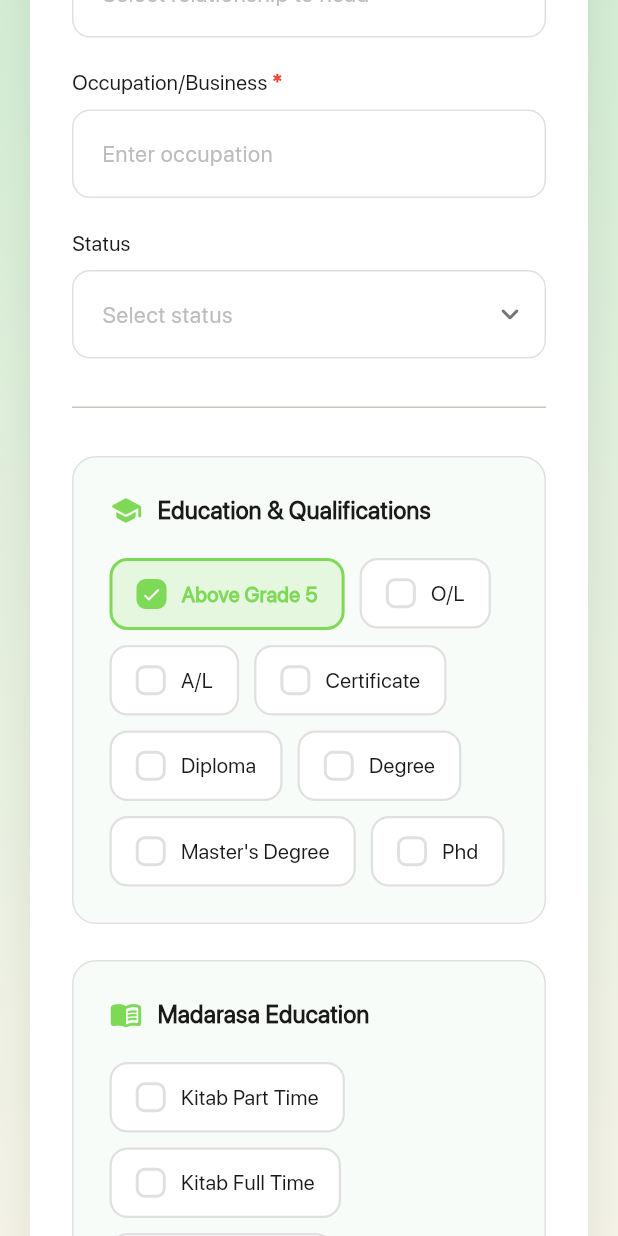
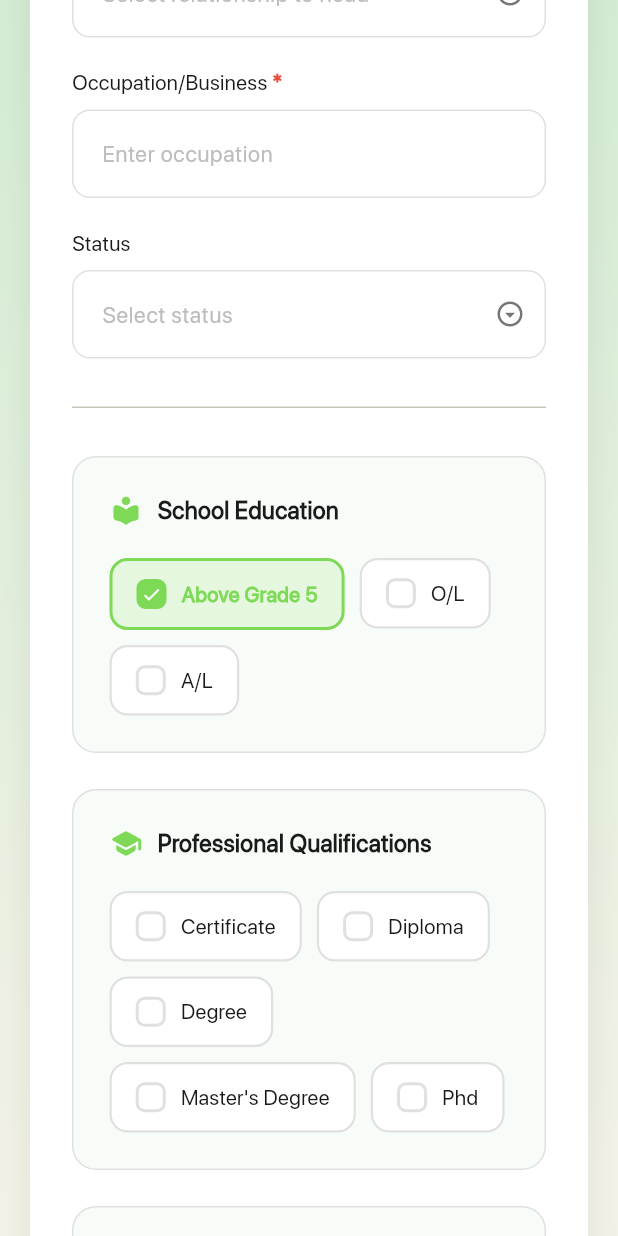
Before and after one commit to iamafzalhassan/mmf, a Flutter app: the FamilyForm screen opened directly, scrolled down 576 dp, after a tap on "Above Grade 5", on a phone screen of 412 x 824 dp. Run offline on Flutter 3.47's test engine with Material 3 defaults, Android fonts, the phone set to English and light mode, and no system bars; our stand-ins replace dartz, equatable, flutter_bloc, get_it.

Commit message:
Icons changed

```diff
--- a/lib/domain/entities/family_member.dart
+++ b/lib/domain/entities/family_member.dart
@@ -7,7 +7,8 @@ class FamilyMember {
   final String relationship;
   final String occupation;
   final String status;
-  final List<String> students;
+  final List<String> schoolEducation;
+  final List<String> professionalQualifications;
   final List<String> madarasa;
   final List<String> ulama;
   final List<String> specialNeeds;
@@ -21,7 +22,8 @@ class FamilyMember {
     required this.relationship,
     required this.occupation,
     required this.status,
-    required this.students,
+    required this.schoolEducation,
+    required this.professionalQualifications,
     required this.madarasa,
     required this.ulama,
     required this.specialNeeds,
@@ -37,7 +39,8 @@ class FamilyMember {
       'relationship': relationship,
       'occupation': occupation,
       'status': status,
-      'students': students.join(', '),
+      'schoolEducation': schoolEducation.join(', '),
+      'professionalQualifications': professionalQualifications.join(', '),
       'madarasa': madarasa.join(', '),
       'ulama': ulama.join(', '),
       'specialNeeds': specialNeeds.join(', '),
--- a/lib/presentation/cubits/family_member_cubit.dart
+++ b/lib/presentation/cubits/family_member_cubit.dart
@@ -29,7 +29,8 @@ class FamilyMemberCubit extends Cubit<FamilyMemberState> {
       relationship: member.relationship,
       occupation: member.occupation,
       status: member.status,
-      students: member.students,
+      schoolEducation: member.schoolEducation,
+      professionalQualifications: member.professionalQualifications,
       madarasa: member.madarasa,
       ulama: member.ulama,
       specialNeeds: member.specialNeeds,
@@ -79,14 +80,24 @@ class FamilyMemberCubit extends Cubit<FamilyMemberState> {
     emit(state.copyWith(status: value));
   }
 
-  void toggleStudent(String value) {
-    final list = List<String>.from(state.students);
+  void toggleSchoolEducation(String value) {
+    final list = List<String>.from(state.schoolEducation);
     if (list.contains(value)) {
       list.remove(value);
     } else {
       list.add(value);
     }
-    emit(state.copyWith(students: list));
+    emit(state.copyWith(schoolEducation: list));
+  }
+
+  void toggleProfessionalQualification(String value) {
+    final list = List<String>.from(state.professionalQualifications);
+    if (list.contains(value)) {
+      list.remove(value);
+    } else {
+      list.add(value);
+    }
+    emit(state.copyWith(professionalQualifications: list));
   }
 
   void toggleMadarasa(String value) {
--- a/lib/presentation/cubits/family_member_state.dart
+++ b/lib/presentation/cubits/family_member_state.dart
@@ -9,7 +9,8 @@ class FamilyMemberState {
   final String relationship;
   final String occupation;
   final String status;
-  final List<String> students;
+  final List<String> schoolEducation;
+  final List<String> professionalQualifications;
   final List<String> madarasa;
   final List<String> ulama;
   final List<String> specialNeeds;
@@ -23,7 +24,8 @@ class FamilyMemberState {
     this.relationship = '',
     this.occupation = '',
     this.status = '',
-    this.students = const [],
+    this.schoolEducation = const [],
+    this.professionalQualifications = const [],
     this.madarasa = const [],
     this.ulama = const [],
     this.specialNeeds = const [],
@@ -38,7 +40,8 @@ class FamilyMemberState {
     String? relationship,
     String? occupation,
     String? status,
-    List<String>? students,
+    List<String>? schoolEducation,
+    List<String>? professionalQualifications,
     List<String>? madarasa,
     List<String>? ulama,
     List<String>? specialNeeds,
@@ -52,7 +55,8 @@ class FamilyMemberState {
       relationship: relationship ?? this.relationship,
       occupation: occupation ?? this.occupation,
       status: status ?? this.status,
-      students: students ?? this.students,
+      schoolEducation: schoolEducation ?? this.schoolEducation,
+      professionalQualifications: professionalQualifications ?? this.professionalQualifications,
       madarasa: madarasa ?? this.madarasa,
       ulama: ulama ?? this.ulama,
       specialNeeds: specialNeeds ?? this.specialNeeds,
@@ -69,7 +73,8 @@ class FamilyMemberState {
       relationship: relationship,
       occupation: occupation,
       status: status,
-      students: students,
+      schoolEducation: schoolEducation,
+      professionalQualifications: professionalQualifications,
       madarasa: madarasa,
       ulama: ulama,
       specialNeeds: specialNeeds,
--- a/lib/presentation/cubits/main_form_cubit.dart
+++ b/lib/presentation/cubits/main_form_cubit.dart
@@ -136,7 +136,7 @@ class MainFormCubit extends Cubit<MainFormState> {
       SnackBar(
         content: const Row(
           children: [
-            Icon(Icons.check_circle, color: Colors.white),
+            Icon(Icons.check_circle_rounded, color: Colors.white),
             SizedBox(width: 12),
             Text('Form submitted successfully!'),
           ],
@@ -155,7 +155,7 @@ class MainFormCubit extends Cubit<MainFormState> {
       SnackBar(
         content: Row(
           children: [
-            const Icon(Icons.error, color: Colors.white),
+            const Icon(Icons.error_rounded, color: Colors.white),
             const SizedBox(width: 12),
             Expanded(child: Text(message)),
           ],
--- a/lib/presentation/pages/family_form.dart
+++ b/lib/presentation/pages/family_form.dart
@@ -70,11 +70,15 @@ class FamilyForm extends StatelessWidget {
                                   const SizedBox(height: 32),
                                   const Divider(height: 1),
                                   const SizedBox(height: 32),
-                                  _buildEducationSection(cubit, state),
+                                  _buildSchoolEducationSection(cubit, state),
                                   const SizedBox(height: 24),
-                                  _buildMadarasaSection(cubit, state),
+                                  _buildProfessionalQualificationsSection(
+                                      cubit, state),
                                   const SizedBox(height: 24),
-                                  _buildUlamaSection(cubit, state),
+                                  _buildMadarasaEducationSection(cubit, state),
+                                  const SizedBox(height: 24),
+                                  _buildUlamaQualificationsSection(
+                                      cubit, state),
                                   const SizedBox(height: 24),
                                   _buildSpecialNeedsSection(cubit, state),
                                   const SizedBox(height: 32),
@@ -279,7 +283,49 @@ class FamilyForm extends StatelessWidget {
     );
   }
 
-  Widget _buildEducationSection(
+  Widget _buildSchoolEducationSection(
+      FamilyMemberCubit cubit, FamilyMemberState state) {
+    return Container(
+      padding: const EdgeInsets.all(24),
+      decoration: BoxDecoration(
+        color: AppTheme.scaffoldBackground.withOpacity(0.3),
+        borderRadius: BorderRadius.circular(16),
+        border: Border.all(color: AppTheme.borderColor),
+      ),
+      child: Column(
+        crossAxisAlignment: CrossAxisAlignment.start,
+        children: [
+          const Row(
+            children: [
+              Icon(Icons.local_library_rounded,
+                  color: AppTheme.primaryColor, size: 22),
+              SizedBox(width: 10),
+              Text(
+                'School Education',
+                style: TextStyle(
+                  fontSize: 16,
+                  fontWeight: FontWeight.w600,
+                  color: AppTheme.textPrimary,
+                ),
+              ),
+            ],
+          ),
+          const SizedBox(height: 20),
+          CheckboxGrid(
+            items: const [
+              'Above Grade 5',
+              'O/L',
+              'A/L',
+            ],
+            selectedItems: state.schoolEducation,
+            onChanged: cubit.toggleSchoolEducation,
+          ),
+        ],
+      ),
+    );
+  }
+
+  Widget _buildProfessionalQualificationsSection(
       FamilyMemberCubit cubit, FamilyMemberState state) {
     return Container(
       padding: const EdgeInsets.all(24),
@@ -297,7 +343,7 @@ class FamilyForm extends StatelessWidget {
                   color: AppTheme.primaryColor, size: 22),
               SizedBox(width: 10),
               Text(
-                'Education & Qualifications',
+                'Professional Qualifications',
                 style: TextStyle(
                   fontSize: 16,
                   fontWeight: FontWeight.w600,
@@ -309,24 +355,21 @@ class FamilyForm extends StatelessWidget {
           const SizedBox(height: 20),
           CheckboxGrid(
             items: const [
-              'Above Grade 5',
-              'O/L',
-              'A/L',
               'Certificate',
               'Diploma',
               'Degree',
               "Master's Degree",
               'Phd',
             ],
-            selectedItems: state.students,
-            onChanged: cubit.toggleStudent,
+            selectedItems: state.professionalQualifications,
+            onChanged: cubit.toggleProfessionalQualification,
           ),
         ],
       ),
     );
   }
 
-  Widget _buildMadarasaSection(
+  Widget _buildMadarasaEducationSection(
       FamilyMemberCubit cubit, FamilyMemberState state) {
     return Container(
       padding: const EdgeInsets.all(24),
@@ -340,7 +383,7 @@ class FamilyForm extends StatelessWidget {
         children: [
           const Row(
             children: [
-              Icon(Icons.menu_book_rounded,
+              Icon(Icons.local_library_rounded,
                   color: AppTheme.primaryColor, size: 22),
               SizedBox(width: 10),
               Text(
@@ -369,7 +412,8 @@ class FamilyForm extends StatelessWidget {
     );
   }
 
-  Widget _buildUlamaSection(FamilyMemberCubit cubit, FamilyMemberState state) {
+  Widget _buildUlamaQualificationsSection(
+      FamilyMemberCubit cubit, FamilyMemberState state) {
     // Determine Ulama items based on gender
     final List<String> ulamaItems;
     if (state.gender == 'Female') {
@@ -393,7 +437,8 @@ class FamilyForm extends StatelessWidget {
         children: [
           const Row(
             children: [
-              Icon(Icons.auto_stories_rounded, color: AppTheme.primaryColor, size: 22),
+              Icon(Icons.school_rounded,
+                  color: AppTheme.primaryColor, size: 22),
               SizedBox(width: 10),
               Text(
                 'Ulama Qualifications',
@@ -471,7 +516,7 @@ class FamilyForm extends StatelessWidget {
         Expanded(
           child: GradientButton(
             text: isEditing ? 'Update' : 'Save',
-            icon: Icons.check_rounded,
+            icon: Icons.check_circle_rounded,
             onPressed: () {
               if (cubit.validateAndSave()) {
                 final member = state.toEntity();
--- a/lib/presentation/pages/mahalla_form.dart
+++ b/lib/presentation/pages/mahalla_form.dart
@@ -134,7 +134,7 @@ class MahallaForm extends StatelessWidget {
           label: 'Reference No',
           initialValue: state.refNo,
           readOnly: true,
-          suffixIcon: const Icon(Icons.lock_outline, size: 20),
+          suffixIcon: const Icon(Icons.lock_outline_rounded, size: 20),
         ),
         const SizedBox(height: 20),
         CustomTextField(
@@ -204,8 +204,8 @@ class MahallaForm extends StatelessWidget {
               ),
               child: Row(
                 children: [
-                  Icon(Icons.info_outline,
-                      color: AppTheme.textSecondary, size: 20),
+                  Icon(Icons.info_outline_rounded,
+                      color: AppTheme.secondaryColor, size: 20),
                   const SizedBox(width: 12),
                   Expanded(
                     child: Text(
@@ -241,7 +241,7 @@ class MahallaForm extends StatelessWidget {
           height: 52,
           width: double.infinity,
           child: OutlinedButton.icon(
-            icon: const Icon(Icons.add_rounded, size: 20),
+            icon: const Icon(Icons.add_circle_outline_rounded, size: 20),
             label: const Text('Add Family Member'),
             onPressed: () => _handleAddMember(context, cubit, state),
           ),
@@ -332,7 +332,7 @@ class MahallaForm extends StatelessWidget {
       BuildContext context, MainFormState state, MainFormCubit cubit) {
     return GradientButton(
       text: 'Submit Form',
-      icon: Icons.arrow_forward_rounded,
+      icon: Icons.arrow_circle_right_rounded,
       onPressed: () => _handleSubmit(context, cubit),
       isLoading: state.isLoading,
     );
@@ -445,7 +445,7 @@ class FamilyMemberCard extends StatelessWidget {
                   ),
                 ),
                 IconButton(
-                  icon: const Icon(Icons.delete_outline_rounded),
+                  icon: const Icon(Icons.delete_rounded),
                   color: AppTheme.errorColor,
                   onPressed: onRemove,
                   tooltip: 'Remove member',
--- a/lib/presentation/widgets/custom_dropdown.dart
+++ b/lib/presentation/widgets/custom_dropdown.dart
@@ -61,9 +61,9 @@ class CustomDropdown extends StatelessWidget {
           controller: TextEditingController(text: value.isEmpty ? '' : value),
           decoration: InputDecoration(
             suffixIcon: Icon(
-              Icons.keyboard_arrow_down_rounded,
+              Icons.arrow_drop_down_circle_outlined,
               color: AppTheme.iconSecondary,
-              size: 24,
+              size: 20,
             ),
             hintText: 'Select ${label.toLowerCase()}',
           ),
--- a/lib/presentation/widgets/custom_textfield.dart
+++ b/lib/presentation/widgets/custom_textfield.dart
@@ -87,6 +87,7 @@ class CustomTextField extends StatelessWidget {
           decoration: InputDecoration(
             hintText: hintText,
             suffixIcon: suffixIcon,
+            suffixIconColor: AppTheme.iconSecondary,
             prefixIcon: prefixIcon,
             prefixText: prefixText,
             prefixStyle: TextStyle(
```
